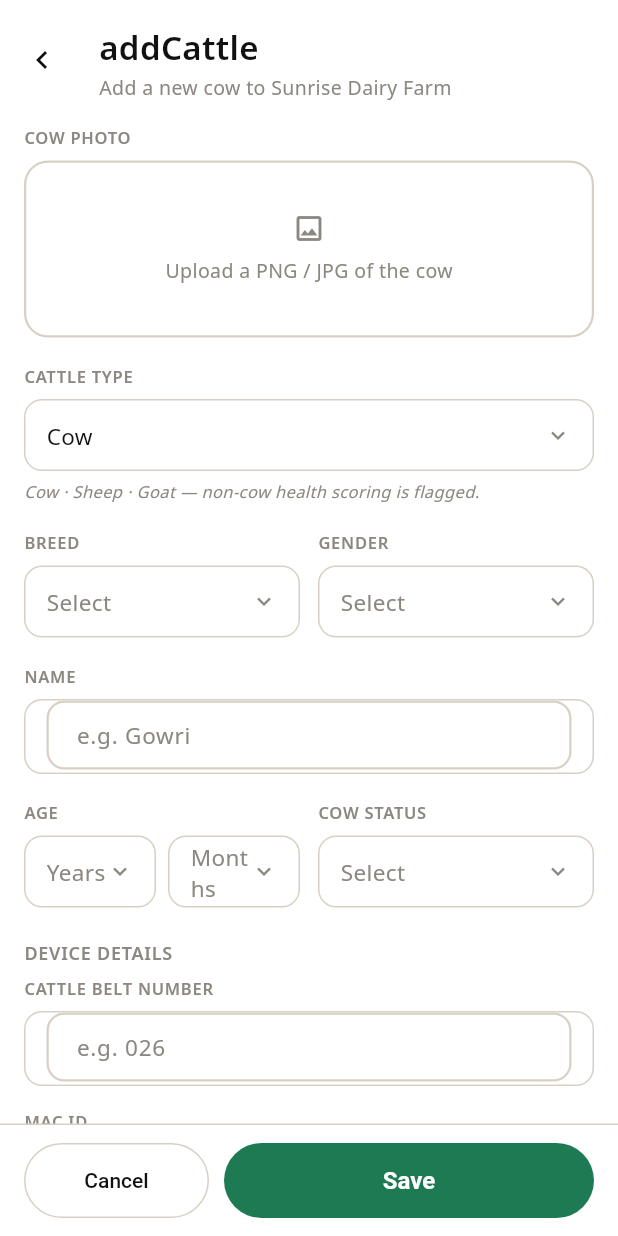
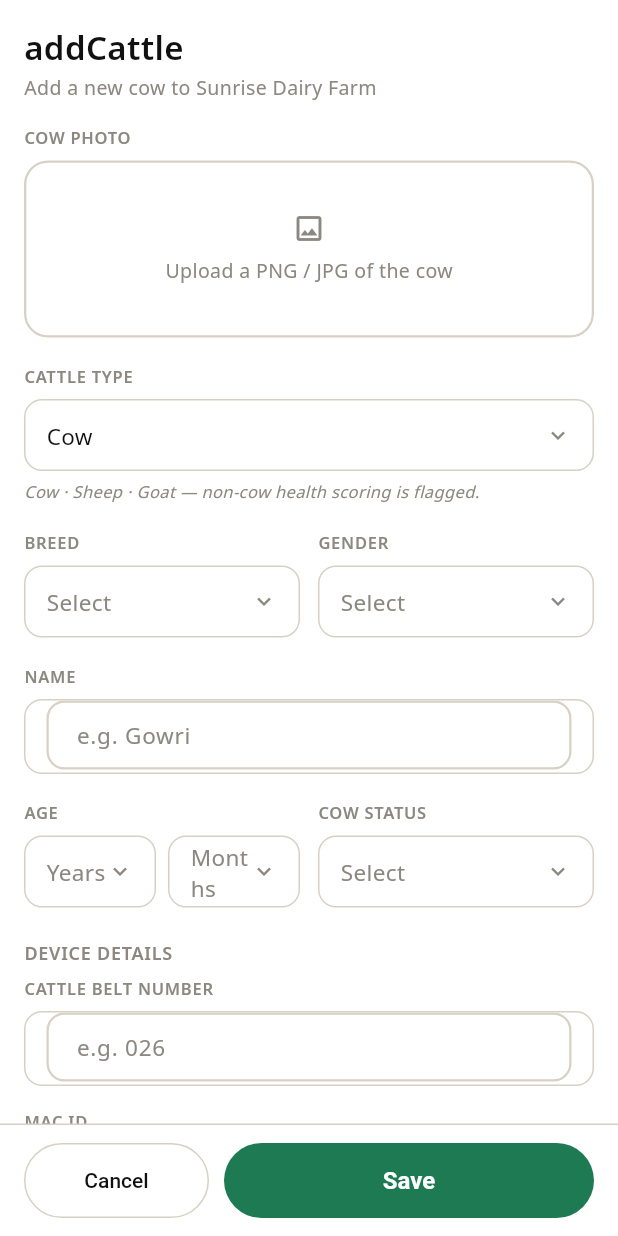
Before and after one commit to vaseey21/Vanix, a Flutter app: the AddCattleScreen screen opened directly with sample values from the repository, on a phone screen of 412 x 824 dp. Run offline on Flutter 3.47's test engine with Material 3 defaults, Android fonts, the phone set to English and light mode, and no system bars; our stand-ins replace flutter_svg, video_player; network calls fail.

Commit message:
auto: save changes

```diff
--- a/flutter_app/lib/screens/add_cattle_screen.dart
+++ b/flutter_app/lib/screens/add_cattle_screen.dart
@@ -43,17 +43,8 @@ class _AddCattleScreenState extends State<AddCattleScreen> {
                 child: Row(
                   crossAxisAlignment: CrossAxisAlignment.start,
                   children: [
-                    SizedBox(
-                      width: 48,
-                      height: 48,
-                      child: IconButton(
-                        onPressed: () => Navigator.of(context).pop(),
-                        padding: EdgeInsets.zero,
-                        alignment: AlignmentDirectional.centerStart,
-                        icon: Icon(Icons.chevron_left, color: textColor),
-                      ),
-                    ),
-                    const SizedBox(width: 2),
+                    // No back chevron — Cancel in the footer already closes
+                    // this sheet, so a redundant back button was removed.
                     Expanded(
                       child: Column(
                         crossAxisAlignment: CrossAxisAlignment.start,
```
